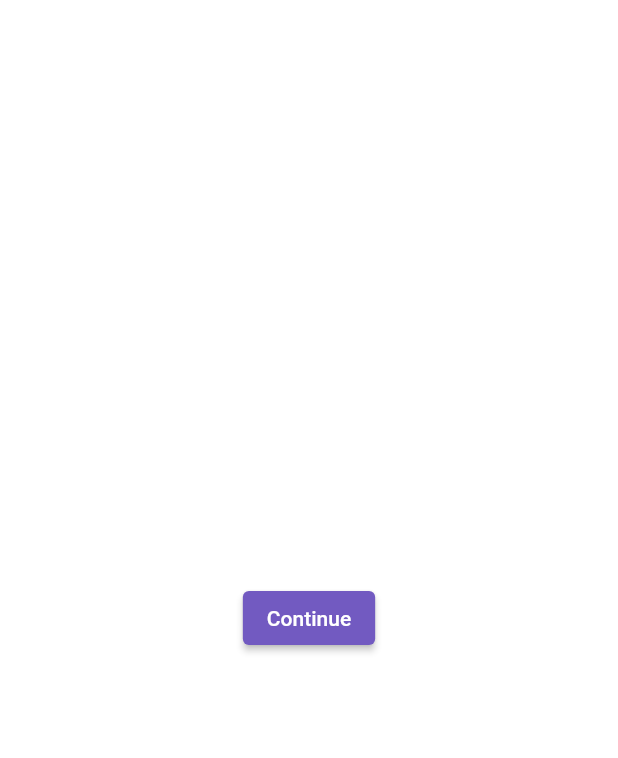
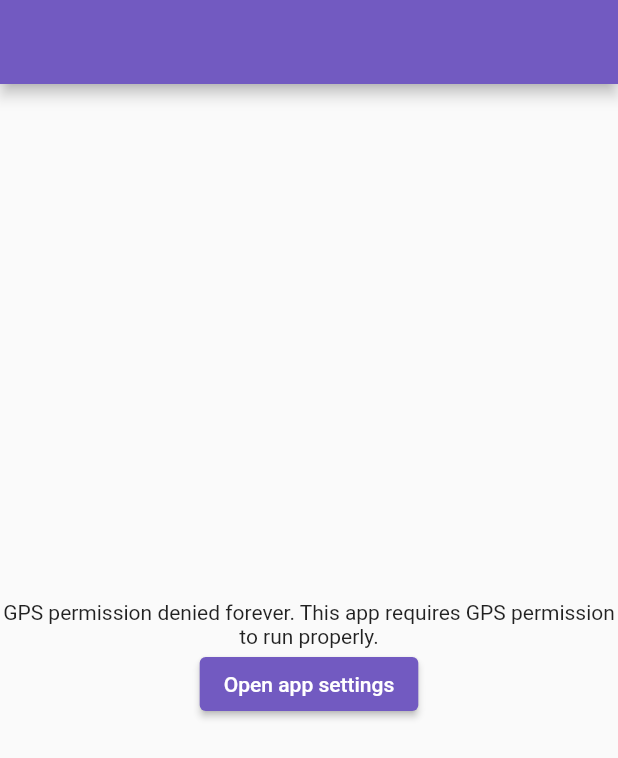
Before and after one commit to zephxyz/Lifance, a Flutter app: the GetPermissionPage screen opened by its route, on a phone screen of 412 x 824 dp. Shown: the top 758 px of the screen. Run offline on Flutter 3.47's test engine with Material 2 defaults, Android fonts, the phone set to English and light mode, and no system bars; our stand-ins replace firebase_auth, firebase_core, flutter_map, geolocator, go_router, latlong2; missing offline and left inert: flutter_map_location_marker, haversine_distance; accounts and stored records are empty; network calls fail.

Commit message:
Reworked get_permission_page

```diff
--- a/lib/main.dart
+++ b/lib/main.dart
@@ -3,9 +3,15 @@ import 'package:firebase_core/firebase_core.dart';
 import 'package:tg_proj/misc/color_to_material_color.dart';
 import 'package:flutter/services.dart';
 import 'package:tg_proj/misc/router.dart';
+import 'package:geolocator/geolocator.dart';
+
+LocationPermission? usrLocPerm;
+
+get locPerm => usrLocPerm;
 Future<void> main() async {
   WidgetsFlutterBinding.ensureInitialized();
   await Firebase.initializeApp();
+  usrLocPerm = await Geolocator.checkPermission();
   runApp(const MyApp());
 }
 
--- a/lib/misc/geolocation.dart
+++ b/lib/misc/geolocation.dart
@@ -21,4 +21,6 @@ class Geolocation {
   get gpsPermission => turnOnServices();
 
   get position => Geolocator.getCurrentPosition();
+
+  get perm => Geolocator.checkPermission();
 }
--- a/lib/pages/get_permission_page.dart
+++ b/lib/pages/get_permission_page.dart
@@ -13,85 +13,81 @@ class GetPermissionPage extends StatefulWidget {
 class _GetPermissionPageState extends State<GetPermissionPage> {
   LocationPermission? gps = LocationPermission.denied;
 
-  Future<void> refreshBtn() async {
-    setState(() {});
+  bool isDeniedForever = false;
+
+  void goToHome() {
+    context.go('/');
   }
 
-  Future<void> getPermission() async {
-    gps = await Geolocation.instance.gpsPermission;
+  Future<void> openPermSettings() async {
+    Geolocator.openAppSettings();
+    LocationPermission locPerm = await Geolocator.checkPermission();
+    switch (locPerm) {
+      case LocationPermission.always:
+        goToHome();
+        break;
+      case LocationPermission.whileInUse:
+        goToHome();
+        break;
+      case LocationPermission.deniedForever:
+        isDeniedForever = true;
+        break;
+      default:
+        break;
     }
 
-  Future<void> goToHome() async {
-    context.go('/');
+  }
+
+  Future<void> requestPermission() async {
+    LocationPermission locPerm = await Geolocator.requestPermission();
+    switch (locPerm) {
+      case LocationPermission.always:
+        goToHome();
+        break;
+      case LocationPermission.whileInUse:
+        goToHome();
+        break;
+      case LocationPermission.deniedForever:
+        isDeniedForever = true;
+        break;
+      default:
+        break;
+    }
   }
 
   @override
   Widget build(BuildContext context) {
-    return FutureBuilder(
-        future: getPermission(),
-        builder: (context, snapshot) {
-          if (snapshot.connectionState != ConnectionState.done) {
-            return const Scaffold(
-                body: Center(
-                    child: CircularProgressIndicator(
-              color: Color(0xff725ac1),
-              backgroundColor: Colors.white,
-            )));
-          } else {
-            if (gps == LocationPermission.denied ||
-                gps == LocationPermission.unableToDetermine) {
-              return Scaffold(
-                  backgroundColor: Colors.white,
-                  appBar: AppBar(
-                    title: const Text('Home'),
-                  ),
+    return isDeniedForever
+        ? Scaffold(
+            appBar: AppBar(),
             body: Column(
-                    crossAxisAlignment: CrossAxisAlignment.center,
+              crossAxisAlignment: CrossAxisAlignment.stretch,
               mainAxisAlignment: MainAxisAlignment.center,
               children: [
-                      const Text("GPS PERMISSION REQUIRED TO SHOW MAP"),
-                      const Text(
-                          "This app requires permission to access GPS as the core elements cannot function without it",
+                const Text('This app requires GPS permission to run properly.',
                     textAlign: TextAlign.center),
-                      const ElevatedButton(
-                          onPressed: Geolocator.openAppSettings,
-                          child: Text("Open app settings")),
-                      const SizedBox(),
-                      ElevatedButton(
-                          onPressed: refreshBtn, child: const Text("Refresh"))
+                Center(
+                    child: ElevatedButton(
+                  onPressed: requestPermission,
+                  child: const Text('Grant permission'),
+                ))
               ],
-                  ));
-            } else if (gps == LocationPermission.deniedForever) {
-              return Scaffold(
-                  appBar: AppBar(
-                    title: const Text('Home'),
             ),
+          )
+        : Scaffold(
+            appBar: AppBar(),
             body: Column(
-                    crossAxisAlignment: CrossAxisAlignment.center,
+                crossAxisAlignment: CrossAxisAlignment.stretch,
                 mainAxisAlignment: MainAxisAlignment.center,
                 children: [
-                      const Text("GPS PERMISSION DENIED FOREVER"),
                   const Text(
-                          "This app requires permission to access GPS as the core elements cannot function without it",
+                      'GPS permission denied forever. This app requires GPS permission to run properly.',
                       textAlign: TextAlign.center),
-                      const ElevatedButton(
-                          onPressed: Geolocator.openAppSettings,
-                          child: Text(
-                            "Open app settings",
-                          )),
-                      const SizedBox(),
-                      ElevatedButton(
-                          onPressed: refreshBtn, child: const Text("Refresh"))
-                    ],
-                  ));
-            } else {
-              return Center(
-                // TODO: make this automatic
+                  Center(
                       child: ElevatedButton(
-                    onPressed: goToHome, child: const Text('Continue')),
-              );
+                    onPressed: openPermSettings,
+                    child: const Text('Open app settings'),
+                  ))
+                ]));
   }
 }
-        });
-  }
-}
```
Also changed, not shown: lib/misc/router.dart (+21 -2 lines), lib/misc/dist_calc.dart (line endings or trailing spaces), 1 other file. Lines whose indentation alone changed are shown as unchanged.
